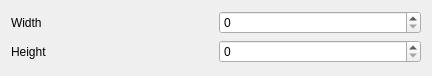
Above: src/Gogh/Nodes/CodecNode.ui from eliemichel/CodenameGogh before the change. Below: the same form after it.
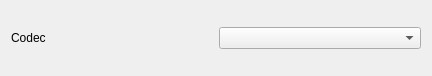
That is the form after the change.

```diff
--- a/src/Gogh/Nodes/CodecNode.ui
+++ b/src/Gogh/Nodes/CodecNode.ui
@@ -17,45 +17,12 @@
    <item row="0" column="0">
     <widget class="QLabel" name="widthLabel">
      <property name="text">
-      <string>Width</string>
+      <string>Codec</string>
      </property>
     </widget>
    </item>
    <item row="0" column="1">
-    <widget class="QSpinBox" name="widthInput">
-     <property name="minimumSize">
-      <size>
-       <width>100</width>
-       <height>0</height>
-      </size>
-     </property>
-     <property name="minimum">
-      <number>0</number>
-     </property>
-     <property name="maximum">
-      <number>999999999</number>
-     </property>
-    </widget>
-   </item>
-   <item row="1" column="0">
-    <widget class="QLabel" name="heightLabel">
-     <property name="text">
-      <string>Height</string>
-     </property>
-    </widget>
-   </item>
-   <item row="1" column="1">
-    <widget class="QSpinBox" name="heightInput">
-     <property name="minimumSize">
-      <size>
-       <width>100</width>
-       <height>0</height>
-      </size>
-     </property>
-     <property name="maximum">
-      <number>999999999</number>
-     </property>
-    </widget>
+    <widget class="QComboBox" name="codecBox"/>
    </item>
   </layout>
  </widget>
```
Left out of the diff: 2 changed lines with no effect on the pictures.
